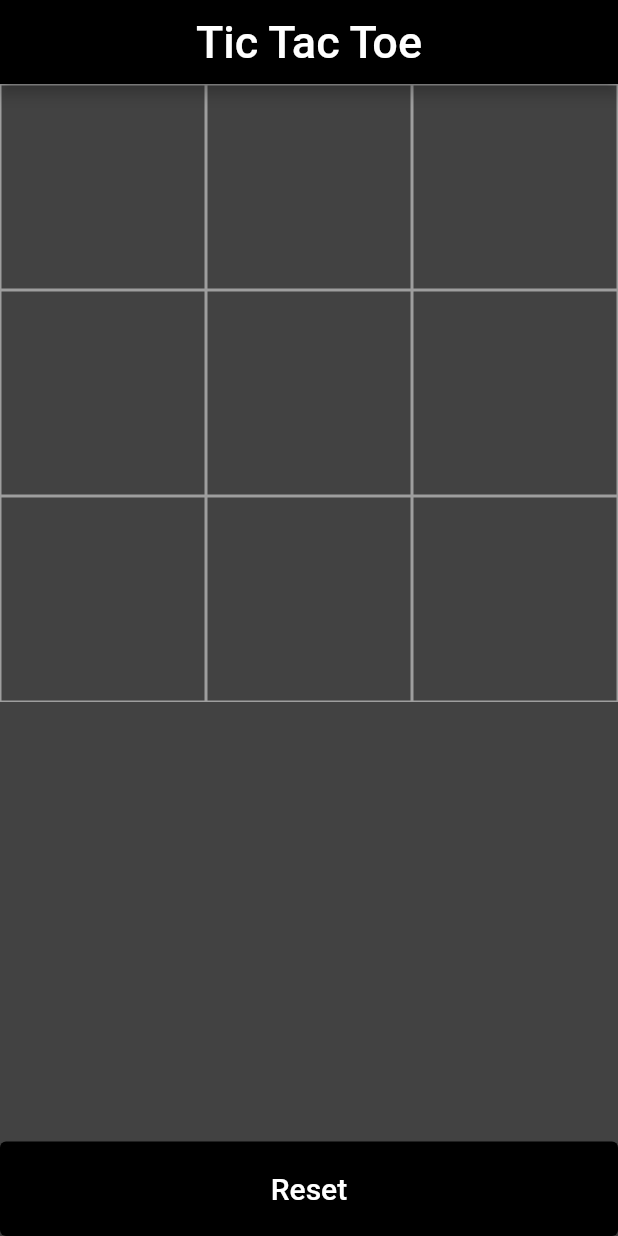
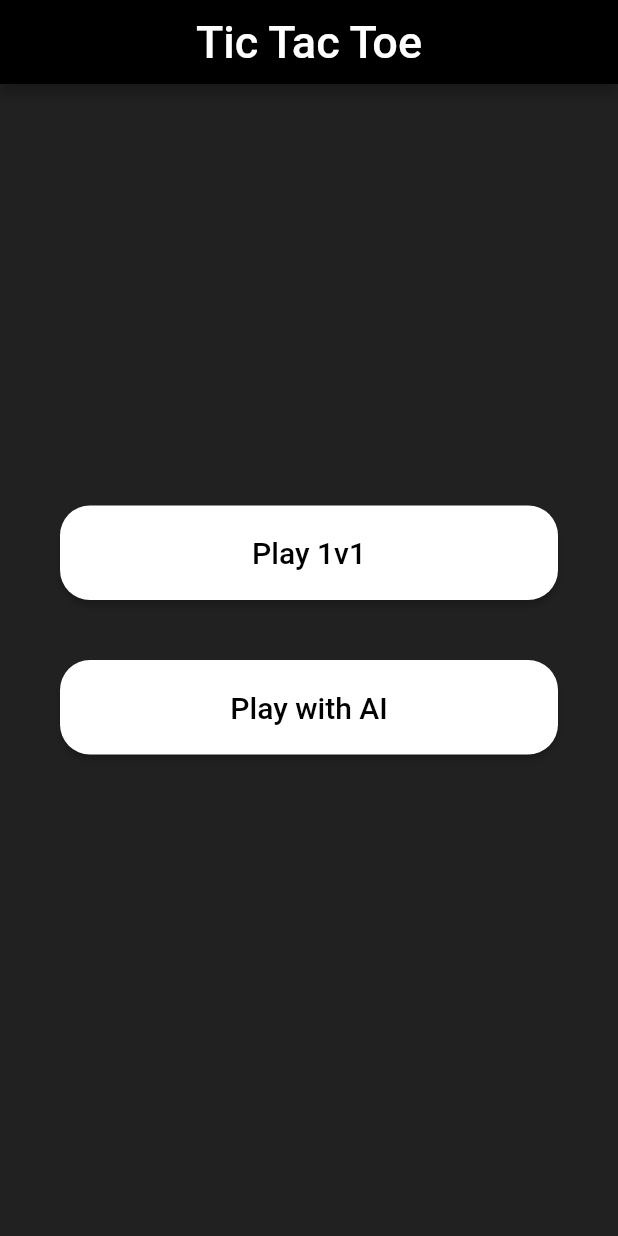
Before and after one commit to pitalerushikesh/tic_tac_toe, a Flutter app: the screen it shows after launch, on a phone screen of 412 x 824 dp. Run offline on Flutter 3.47's test engine with Material 2 defaults, Android fonts, the phone set to English and light mode, and no system bars.

Commit message:
final Done

```diff
--- a/lib/main.dart
+++ b/lib/main.dart
@@ -1,5 +1,6 @@
 import 'package:flutter/material.dart';
 import 'package:tic_tac_toe/home.dart';
+import 'package:tic_tac_toe/start.dart';
 
 void main() {
   runApp(MyApp());
@@ -15,7 +16,7 @@ class MyApp extends StatelessWidget {
       theme: ThemeData(
         primaryColor: Colors.black,
       ),
-      home: Home(),
+      home: Start(),
     );
   }
 }
--- /dev/null
+++ b/lib/start.dart
@@ -0,0 +1,91 @@
+import 'package:flutter/material.dart';
+import 'package:tic_tac_toe/home.dart';
+
+class Start extends StatefulWidget {
+  const Start({Key? key}) : super(key: key);
+
+  @override
+  _StartState createState() => _StartState();
+}
+
+class _StartState extends State<Start> {
+  @override
+  Widget build(BuildContext context) {
+    return Scaffold(
+      backgroundColor: Colors.grey[900],
+      appBar: AppBar(
+        title: Text(
+          "Tic Tac Toe",
+          style: TextStyle(fontSize: 30.0),
+        ),
+        centerTitle: true,
+      ),
+      body: Center(
+        child: Column(
+          mainAxisAlignment: MainAxisAlignment.center,
+          crossAxisAlignment: CrossAxisAlignment.stretch,
+          children: <Widget>[
+            Padding(
+              padding: const EdgeInsets.symmetric(
+                horizontal: 40.0,
+              ),
+              child: ElevatedButton(
+                onPressed: () {
+                  Navigator.push(
+                    context,
+                    MaterialPageRoute(
+                      builder: (context) => Home(
+                        isBot: false,
+                      ),
+                    ),
+                  );
+                },
+                child: Text(
+                  "Play 1v1",
+                  style: TextStyle(
+                    color: Colors.black,
+                    fontSize: 20.0,
+                  ),
+                ),
+                style: ElevatedButton.styleFrom(
+                    shape: RoundedRectangleBorder(
+                      borderRadius: BorderRadius.circular(20.0),
+                    ),
+                    primary: Colors.white,
+                    padding: EdgeInsets.all(20.0)),
+              ),
+            ),
+            Padding(
+              padding: const EdgeInsets.all(40.0),
+              child: ElevatedButton(
+                onPressed: () {
+                  Navigator.push(
+                    context,
+                    MaterialPageRoute(
+                      builder: (context) => Home(
+                        isBot: true,
+                      ),
+                    ),
+                  );
+                },
+                child: Text(
+                  "Play with AI",
+                  style: TextStyle(
+                    color: Colors.black,
+                    fontSize: 20.0,
+                  ),
+                ),
+                style: ElevatedButton.styleFrom(
+                    shape: RoundedRectangleBorder(
+                      borderRadius: BorderRadius.circular(20.0),
+                    ),
+                    primary: Colors.white,
+                    padding: EdgeInsets.all(20.0)),
+              ),
+            ),
+          ],
+        ),
+      ),
+    );
+  }
+}
```
Also changed, not shown: lib/home.dart (+67 -24 lines).
